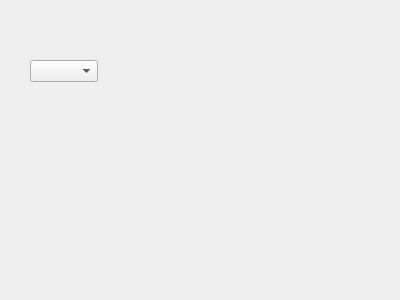
First picture: the form in src/unuse_scripts/ui.ui, repository Pfolg/QuickTray, before the edit.
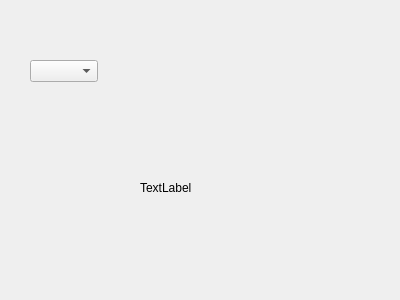
Second picture: the form after the edit.

Patch:
```diff
--- a/src/unuse_scripts/ui.ui
+++ b/src/unuse_scripts/ui.ui
@@ -23,6 +23,28 @@
     </rect>
    </property>
   </widget>
+  <widget class="QLabel" name="label">
+   <property name="geometry">
+    <rect>
+     <x>140</x>
+     <y>180</y>
+     <width>54</width>
+     <height>16</height>
+    </rect>
+   </property>
+   <property name="sizePolicy">
+    <sizepolicy hsizetype="Fixed" vsizetype="Fixed">
+     <horstretch>0</horstretch>
+     <verstretch>0</verstretch>
+    </sizepolicy>
+   </property>
+   <property name="contextMenuPolicy">
+    <enum>Qt::ContextMenuPolicy::DefaultContextMenu</enum>
+   </property>
+   <property name="text">
+    <string>TextLabel</string>
+   </property>
+  </widget>
  </widget>
  <resources/>
  <connections/>
```
